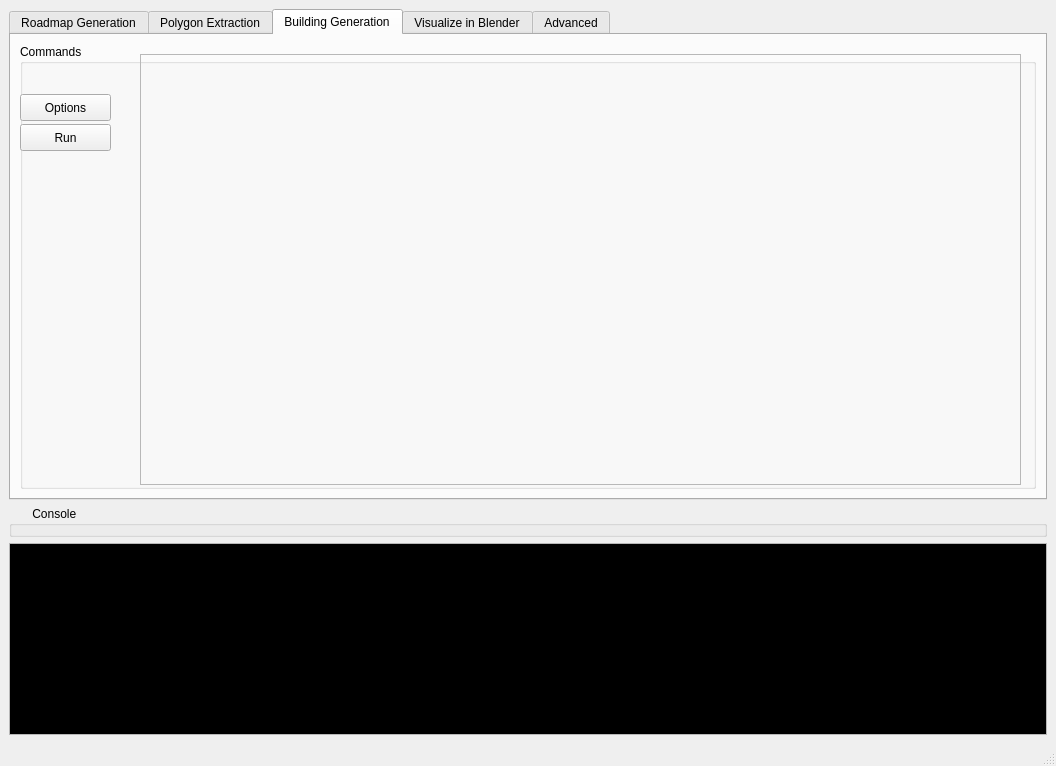
This is window.ui in josauder/procedural_city_generation as Qt 5 draws it before an edit. The edited form follows.
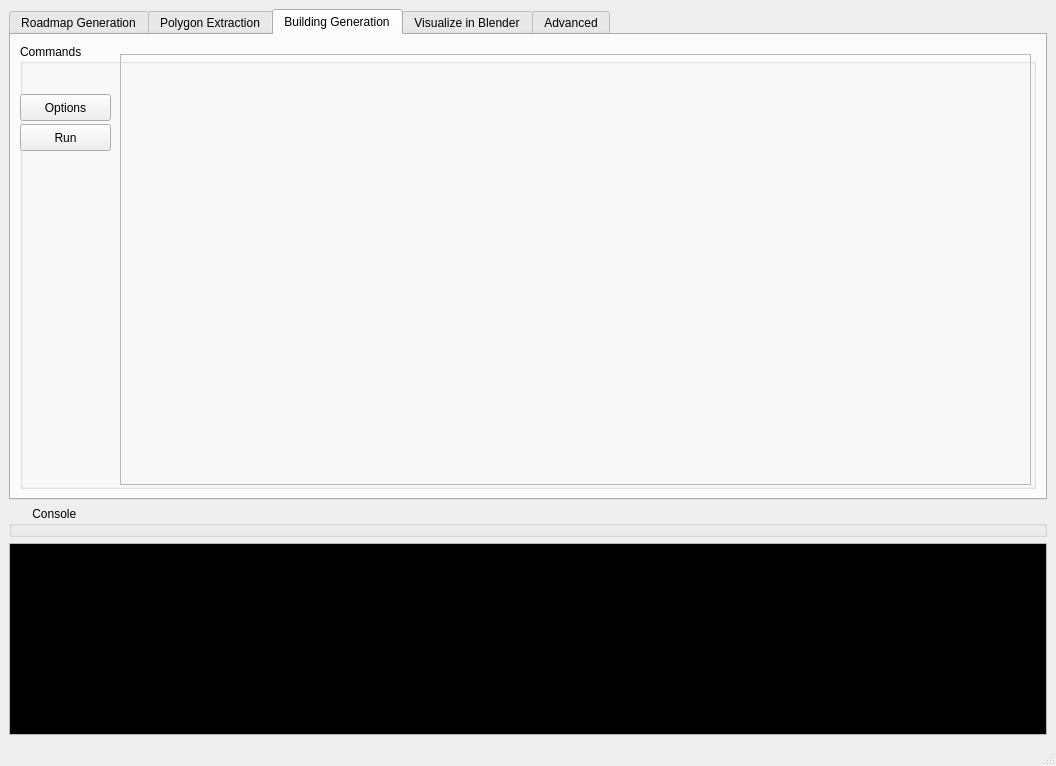
This is the edited form. The open tabs and pages were chosen to show the change. Custom widgets are drawn as their Qt base class.

```diff
--- a/window.ui
+++ b/window.ui
@@ -429,9 +429,9 @@
           <widget class="QFrame" name="building_generation_frame">
            <property name="geometry">
             <rect>
-             <x>120</x>
+             <x>100</x>
              <y>10</y>
-             <width>881</width>
+             <width>911</width>
              <height>431</height>
             </rect>
            </property>
```
Left out of the diff: 319 changed lines with no effect on the pictures.
